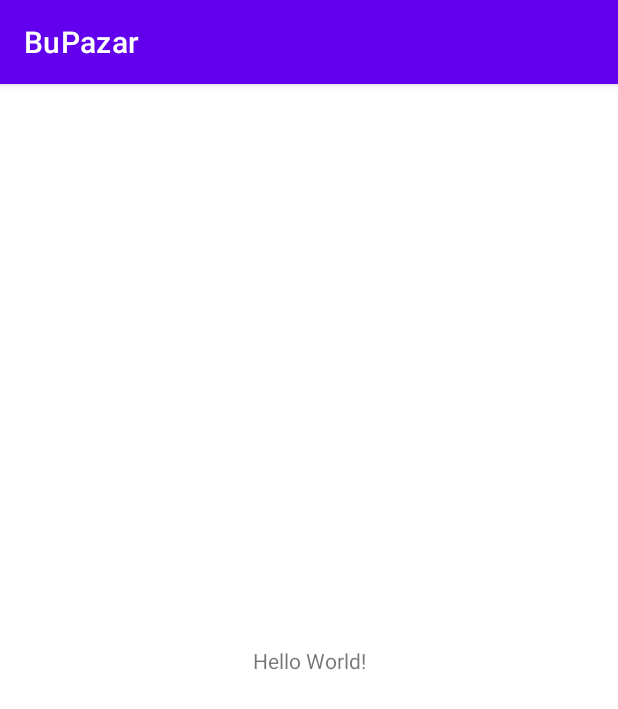
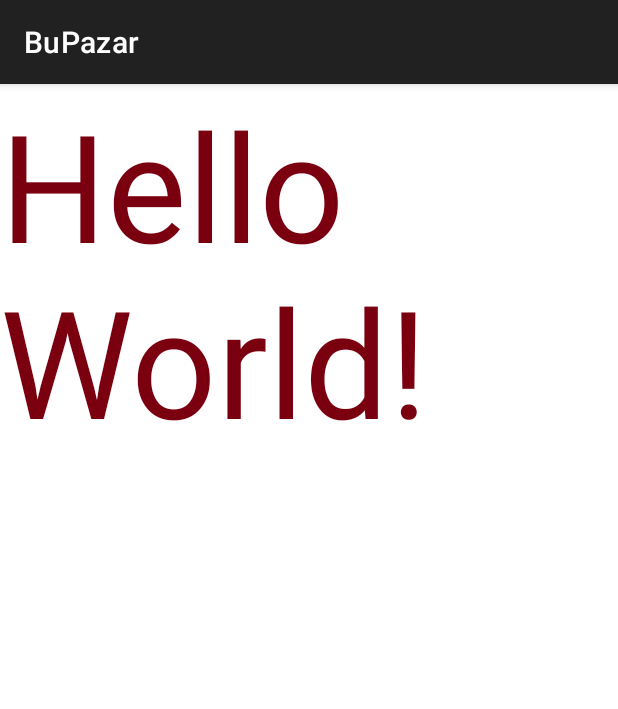
Before and after one commit to bounswe/bounswe2020group5, an Android app: the screen it shows after launch (MainActivity), on a phone screen of 412 x 824 dp. Shown: the top 709 px of the screen. Run offline under Robolectric (Android 15) with nearby library versions, the phone set to English and light mode, and no system bars.

Commit message:
mobile-consant app colors added.

```diff
--- a/app/mobile/BuPazar/app/src/main/res/layout/activity_main.xml
+++ b/app/mobile/BuPazar/app/src/main/res/layout/activity_main.xml
@@ -10,9 +10,8 @@
         android:layout_width="wrap_content"
         android:layout_height="wrap_content"
         android:text="Hello World!"
-        app:layout_constraintBottom_toBottomOf="parent"
-        app:layout_constraintLeft_toLeftOf="parent"
-        app:layout_constraintRight_toRightOf="parent"
-        app:layout_constraintTop_toTopOf="parent" />
+        android:textColor="@color/primary_maroon"
+        android:textSize="100dp"
+        tools:ignore="MissingConstraints" />
 
 </androidx.constraintlayout.widget.ConstraintLayout>
--- a/app/mobile/BuPazar/app/src/main/res/values/colors.xml
+++ b/app/mobile/BuPazar/app/src/main/res/values/colors.xml
@@ -1,10 +1,10 @@
 <?xml version="1.0" encoding="utf-8"?>
 <resources>
-    <color name="purple_200">#FFBB86FC</color>
-    <color name="purple_500">#FF6200EE</color>
-    <color name="purple_700">#FF3700B3</color>
-    <color name="teal_200">#FF03DAC5</color>
-    <color name="teal_700">#FF018786</color>
     <color name="black">#FF000000</color>
     <color name="white">#FFFFFFFF</color>
+    <color name="primary_maroon">#7A0010</color>
+    <color name="secondary_blue">#0B3954</color>
+    <color name="tertiary_yellow">#F3DE8A</color>
+    <color name="quaternary_pink">#F3DE8A</color>
+    <color name="quinary_purple">#7E7F9A</color>
 </resources>
--- a/app/mobile/BuPazar/app/src/main/res/values/themes.xml
+++ b/app/mobile/BuPazar/app/src/main/res/values/themes.xml
@@ -2,12 +2,8 @@
     <!-- Base application theme. -->
     <style name="Theme.BuPazar" parent="Theme.MaterialComponents.DayNight.DarkActionBar">
         <!-- Primary brand color. -->
-        <item name="colorPrimary">@color/purple_500</item>
-        <item name="colorPrimaryVariant">@color/purple_700</item>
         <item name="colorOnPrimary">@color/white</item>
         <!-- Secondary brand color. -->
-        <item name="colorSecondary">@color/teal_200</item>
-        <item name="colorSecondaryVariant">@color/teal_700</item>
         <item name="colorOnSecondary">@color/black</item>
         <!-- Status bar color. -->
         <item name="android:statusBarColor" tools:targetApi="l">?attr/colorPrimaryVariant</item>
```
Also changed, not shown: app/mobile/BuPazar/app/src/main/res/layout/fragment_login.xml (+7 -1 lines), app/mobile/BuPazar/app/src/main/res/drawable/bupazar_logo.png (added).
